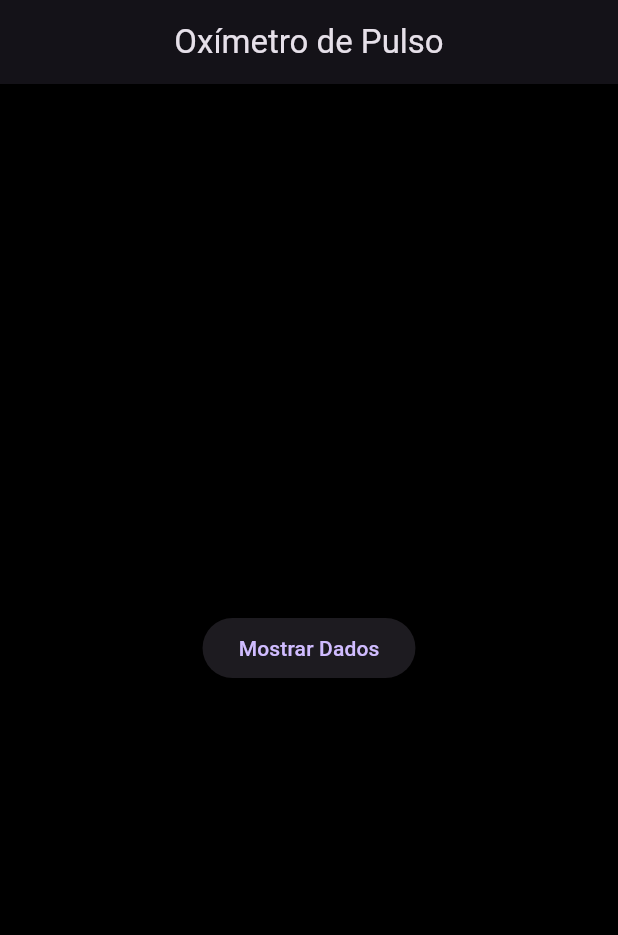
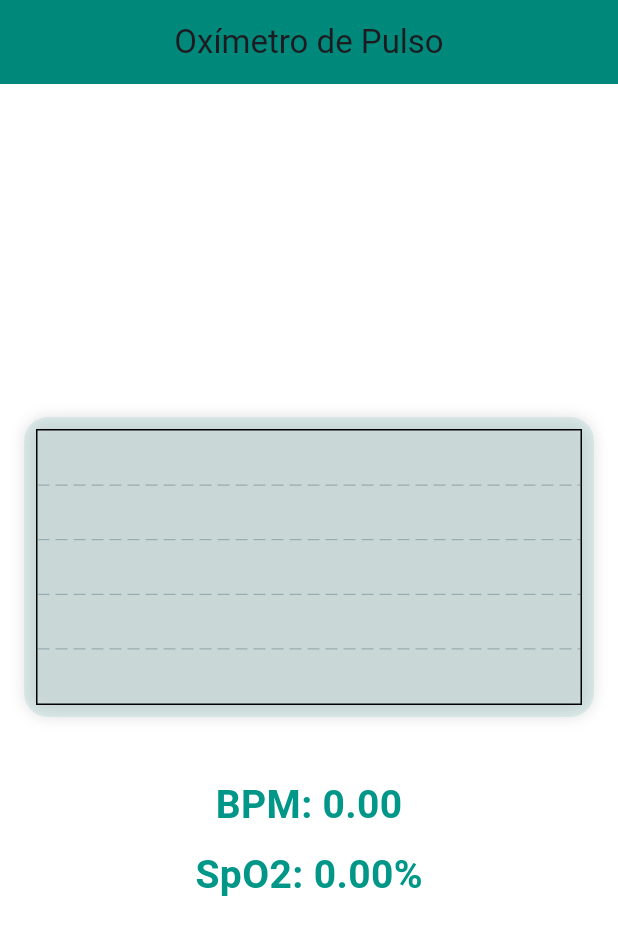
Before and after one commit to Martins-Lucaas/IB2-project, a Flutter app: the screen it shows after launch, on a phone screen of 412 x 824 dp. Shown: the top 935 px of the screen. Run offline on Flutter 3.47's test engine with Material 3 defaults, Android fonts, the phone set to English and light mode, and no system bars; drawn by our look-alikes of fl_chart; network calls fail.

Commit message:
trab para apresentação

```diff
--- a/Trabalhos/Trabalho 4/oxi_app/oxi_app/lib/main.dart
+++ b/Trabalhos/Trabalho 4/oxi_app/oxi_app/lib/main.dart
@@ -1,4 +1,5 @@
 import 'dart:async';
+import 'dart:math';
 import 'package:flutter/material.dart';
 import 'package:http/http.dart' as http;
 import 'package:provider/provider.dart';
@@ -18,9 +19,13 @@ class MyApp extends StatelessWidget {
       child: MaterialApp(
         debugShowCheckedModeBanner: false,
         title: 'Oxímetro de Pulso',
-        theme: ThemeData.dark().copyWith(
+        theme: ThemeData(
+          brightness: Brightness.light,
           primaryColor: Colors.teal,
-          scaffoldBackgroundColor: Colors.black,
+          scaffoldBackgroundColor: Colors.white,
+          textTheme: const TextTheme(
+            bodyMedium: TextStyle(fontSize: 16.0, fontFamily: 'Roboto'),
+          ),
         ),
         home: const HomeScreen(),
       ),
@@ -29,30 +34,28 @@ class MyApp extends StatelessWidget {
 }
 
 class DataAcquisitionState extends ChangeNotifier {
-  String ipAddress = '192.168.3.16'; // IP do ESP32
-  List<double> irValues = [];
-  List<double> redValues = [];
-  List<double> timestamps = [];
-  double spo2 = 0.0; // Valor de SpO2 que será atualizado a cada 10 segundos
+  String ipAddress = '192.168.206.129'; // IP do ESP32
+  List<double> irValues = []; // Sinal IR
+  List<double> redValues = []; // Sinal Red
+  List<double> timestamps = []; // Armazenar os timestamps
   final int maxDataPoints = 100; // Limite de 100 pontos
-  // ignore: unused_field
-  Timer? _dataTimer; // Timer para controlar a coleta de dados
-  // ignore: unused_field
-  Timer? _spo2Timer; // Timer para atualizar o SpO2 a cada 10 segundos
+  double currentBPM = 0; // Armazenar o valor atual de BPM
+  double currentSpO2 = 0; // Armazenar o valor atual de SpO2
+  bool sensorWarning = false; // Indica se o sensor está com problema
 
   DataAcquisitionState() {
     fetchData();
-    _startSpo2Timer();
+    calculatePeriodicBPMAndSpO2(); // Iniciar o cálculo periódico de BPM e SpO2
   }
 
-  // Função para buscar dados continuamente
-  void fetchData() {
-    _dataTimer = Timer.periodic(const Duration(milliseconds: 50), (timer) async {
+  Future<void> fetchData() async {
+    Timer.periodic(const Duration(milliseconds: 50), (timer) async {
       try {
         final response = await http.get(Uri.parse('http://$ipAddress/dados'));
         if (response.statusCode == 200) {
           final data = response.body.split(',');
 
+          // Parse dos valores IR e Red
           double irValue = double.parse(data[0].split(':')[1]);
           double redValue = double.parse(data[1].split(':')[1]);
           double timestamp = DateTime.now().millisecondsSinceEpoch / 1000;
@@ -60,6 +63,13 @@ class DataAcquisitionState extends ChangeNotifier {
           irValues.add(irValue);
           redValues.add(redValue);
           timestamps.add(timestamp);
+
+          // Verificar se os valores estão abaixo de 40.000
+          if (irValue < 40000 || redValue < 40000) {
+            sensorWarning = true; // Ativar o aviso de sensor
+          } else {
+            sensorWarning = false; // Desativar o aviso se os valores forem normais
+          }
 
           // Remover os dados antigos quando o limite de pontos for ultrapassado
           if (irValues.length > maxDataPoints) {
@@ -70,95 +80,93 @@ class DataAcquisitionState extends ChangeNotifier {
 
           notifyListeners();
         } else {
+          print('Erro na resposta HTTP: ${response.statusCode}');
         }
-      // ignore: empty_catches
       } catch (e) {
+        print('Erro ao fazer requisição HTTP: $e');
       }
     });
   }
 
-  // Timer para calcular SpO2 a cada 10 segundos
-  void _startSpo2Timer() {
-    _spo2Timer = Timer.periodic(const Duration(seconds: 10), (timer) {
-      spo2 = calculateSpO2();
-      notifyListeners(); // Atualizar o estado para refletir a mudança do SpO2
+  // Função para calcular o BPM e SpO2 a cada 10 segundos
+  void calculatePeriodicBPMAndSpO2() {
+    Timer.periodic(const Duration(seconds: 5), (timer) {
+      if (irValues.isNotEmpty && redValues.isNotEmpty) {
+        currentBPM = calculateBPM();
+        currentSpO2 = calculateSpO2();
+        notifyListeners(); // Atualizar os valores exibidos na interface
+      }
     });
   }
 
-  // Função para calcular SpO2
+  // Função para calcular o BPM com base nos picos do sinal IR
+  double calculateBPM() {
+    if (timestamps.length < 2) return 0;
+
+    // Detectar picos no sinal IR para identificar batimentos
+    List<int> peakIndices = [];
+    for (int i = 1; i < irValues.length - 1; i++) {
+      if (irValues[i] > irValues[i - 1] &&
+          irValues[i] > irValues[i + 1] &&
+          irValues[i] > 40000) {
+        peakIndices.add(i);
+      }
+    }
+
+    // Calcular BPM com base nos intervalos de tempo entre os picos
+    if (peakIndices.length >= 2) {
+      List<double> intervals = [];
+      for (int i = 1; i < peakIndices.length; i++) {
+        double interval = timestamps[peakIndices[i]] - timestamps[peakIndices[i - 1]];
+        intervals.add(interval);
+      }
+
+      double averageInterval = intervals.reduce((a, b) => a + b) / intervals.length;
+      double bpm = 60 / averageInterval; // Converter intervalo para BPM
+      return bpm;
+    } else {
+      return 0; // Não há batimentos suficientes para calcular BPM
+    }
+  }
+
+  // Função para calcular o SpO2
   double calculateSpO2() {
     if (irValues.isEmpty || redValues.isEmpty) return 0;
 
-    // Calculando valores AC e DC para IR e RED
-    double acRed = redValues.reduce((a, b) => (b - a).abs()) / redValues.length;
-    double dcRed = redValues.reduce((a, b) => a + b) / redValues.length;
+    // Calcular a razão R = (AC_red/DC_red) / (AC_ir/DC_ir)
+    double irAC = irValues.reduce((a, b) => max(a - irValues[0], b - irValues[0]));
+    double irDC = irValues.reduce((a, b) => a + b) / irValues.length;
 
-    double acIr = irValues.reduce((a, b) => (b - a).abs()) / irValues.length;
-    double dcIr = irValues.reduce((a, b) => a + b) / irValues.length;
+    double redAC = redValues.reduce((a, b) => max(a - redValues[0], b - redValues[0]));
+    double redDC = redValues.reduce((a, b) => a + b) / redValues.length;
 
-    // Razão R
-    double ratio = (acRed / dcRed) / (acIr / dcIr);
+    if (irDC == 0 || redDC == 0) return 0;
 
-    // Estimar SpO2
-    double spo2 = 110 - 25 * ratio;
-    return spo2.clamp(0, 100); // Limitar SpO2 entre 0 e 100%
+    double R = (redAC / redDC) / (irAC / irDC);
+
+    // Fórmula aproximada para calcular SpO2 a partir de R
+    double spO2 = 110 - 25 * R;
+
+    // Ajuste: Limitar o SpO2 entre 95% e 100%
+    return spO2.clamp(95, 100); // Modificação aqui para garantir valores entre 95 e 100
   }
 
-  // Função para calcular BPM
-  double calculateBPM() {
-    if (timestamps.length < 2 || irValues.isEmpty) return 0;
+  // Normalizar os valores do sinal entre 0 e 100 para o gráfico
+  List<double> normalizeValues(List<double> values) {
+    if (values.isEmpty) return [];
 
-    // Detectar picos no sinal IR
-    List<int> peakIndexes = _detectPeaksAndValleys(irValues);
+    double minValue = values.reduce((a, b) => a < b ? a : b);
+    double maxValue = values.reduce((a, b) => a > b ? a : b);
 
-    if (peakIndexes.length < 2) return 0;
+    if (maxValue == minValue) return List<double>.filled(values.length, 50.0);
 
-    // Calcular o intervalo de tempo entre picos consecutivos
-    List<double> peakIntervals = [];
-    for (int i = 1; i < peakIndexes.length; i++) {
-      peakIntervals.add(timestamps[peakIndexes[i]] - timestamps[peakIndexes[i -1]]);
-    }
-
-    // Média dos intervalos entre picos
-    double avgPeakInterval = peakIntervals.reduce((a, b) => a + b) / peakIntervals.length;
-
-    // Calcular BPM
-    double bpm = 80 / avgPeakInterval; // Convertendo para BPM
-    return bpm;
+    return values.map((value) {
+      return 100 * (value - minValue) / (maxValue - minValue);
+    }).toList();
   }
 
-  // Função para detectar picos e vales
-  List<int> _detectPeaksAndValleys(List<double> data) {
-    List<int> peakIndexes = [];
-    bool isRising = false;
-
-    for (int i = 1; i < data.length - 1; i++) {
-      // Detectar um vale (mínimo local)
-      if (data[i] < data[i - 1] && data[i] < data[i + 1]) {
-        isRising = true;  // Após um vale, esperamos que o sinal suba
-      }
-
-      // Detectar um pico (máximo local), que só é considerado após um vale
-      if (isRising && data[i] > data[i - 1] && data[i] > data[i + 1]) {
-        peakIndexes.add(i);
-        isRising = false;  // Após o pico, aguardamos novamente por um vale
-      }
-    }
-
-    return peakIndexes;
-  }
-
-  // Função para calcular o valor mínimo dos dois sinais
-  double getMinY() {
-    if (irValues.isEmpty || redValues.isEmpty) return 0;
-    return (irValues + redValues).reduce((a, b) => a < b ? a : b);
-  }
-
-  // Função para calcular o valor máximo dos dois sinais
-  double getMaxY() {
-    if (irValues.isEmpty || redValues.isEmpty) return 0;
-    return (irValues + redValues).reduce((a, b) => a > b ? a : b);
-  }
+  List<double> get normalizedIrValues => normalizeValues(irValues);
+  List<double> get normalizedRedValues => normalizeValues(redValues);
 }
 
 class HomeScreen extends StatefulWidget {
@@ -169,107 +177,120 @@ class HomeScreen extends StatefulWidget {
 }
 
 class _HomeScreenState extends State<HomeScreen> {
-  bool _showData = false;
-
   @override
   Widget build(BuildContext context) {
     final dataState = Provider.of<DataAcquisitionState>(context);
 
-    double spo2 = dataState.spo2; // Valor de SpO2 atualizado a cada 10 segundos
-    double bpm = dataState.calculateBPM();
-
-    // Determinar a cor do SpO₂ com base no valor
-    Color spo2Color;
-    if (spo2 >= 95) {
-      spo2Color = Colors.green; // Bom nível de SpO₂
-    } else {
-      spo2Color = Colors.red; // Nível de SpO₂ baixo
-    }
-
     return Scaffold(
       appBar: AppBar(
         title: const Text('Oxímetro de Pulso'),
+        backgroundColor: Colors.teal[600],
         centerTitle: true,
       ),
-      body: Center(
+      body: Padding(
+        padding: const EdgeInsets.all(16.0),
         child: Column(
           mainAxisAlignment: MainAxisAlignment.center,
           children: [
-            ElevatedButton(
-              onPressed: () {
-                setState(() {
-                  _showData = !_showData;
-                });
-              },
-              child: Text(_showData ? 'Esconder Dados' : 'Mostrar Dados'),
-            ),
-            const SizedBox(height: 16),
-            if (_showData)
-              Column(
-                children: [
-                  const SizedBox(height: 16),
-                  // Exibir SpO₂ com cor indicativa
-                  Text(
-                    'SpO₂: ${spo2.toStringAsFixed(2)}%',
-                    style: TextStyle(fontSize: 24, color: spo2Color),
+            Container(
+              decoration: BoxDecoration(
+                borderRadius: BorderRadius.circular(16),
+                color: Colors.teal.withOpacity(0.1),
+                boxShadow: [
+                  BoxShadow(
+                    color: Colors.black12,
+                    blurRadius: 8.0,
                   ),
-                  // Exibir BPM
-                  Text(
-                    'BPM: ${bpm.toStringAsFixed(2)}',
-                    style: const TextStyle(fontSize: 24, color: Colors.white),
-                  ),
-                  const SizedBox(height: 16),
-                  // Gráfico único para IR e Red
-                  const Text(
-                    'Sinais IR e Red',
-                    style: TextStyle(fontSize: 18, color: Colors.white),
-                  ),
-                  SizedBox(
-                    height: 300,
-                    child: LineChart(LineChartData(
-                      minY: dataState.getMinY(), // Amplitude mínima dinâmica
-                      maxY: dataState.getMaxY(), // Amplitude máxima dinâmica
-                      lineBarsData: [
-                        // Linha para o sinal de Infravermelho (IR)
-                        LineChartBarData(
-                          spots: List.generate(dataState.irValues.length,
-                              (index) => FlSpot(dataState.timestamps[index], dataState.irValues[index])),
-                          isCurved: true,
-                          color: Colors.red,
-                          barWidth: 2,
-                          belowBarData: BarAreaData(show: false),
-                          dotData: const FlDotData(show: false), // Desabilitar pontos no gráfico
-                        ),
-                        // Linha para o sinal Vermelho (Red)
-                        LineChartBarData(
-                          spots: List.generate(dataState.redValues.length,
-                              (index) => FlSpot(dataState.timestamps[index], dataState.redValues[index])),
-                          isCurved: true,
-                          color: Colors.blue,
-                          barWidth: 2,
-                          belowBarData: BarAreaData(show: false),
-                          dotData: const FlDotData(show: false), // Desabilitar pontos no gráfico
-                        ),
-                      ],
+                ],
+              ),
+              child: SizedBox(
+                height: 200,
+                child: Padding(
+                  padding: const EdgeInsets.all(8.0),
+                  child: LineChart(
+                    LineChartData(
+                      minY: 0,  // Limitar o valor mínimo do eixo Y a 0
+                      maxY: 100,  // Limitar o valor máximo do eixo Y a 100
                       titlesData: const FlTitlesData(
                         show: true,
                         bottomTitles: AxisTitles(
-                          sideTitles: SideTitles(showTitles: false),
+                          sideTitles: SideTitles(showTitles: false), // Remover completamente as legendas do eixo X
                         ),
                         leftTitles: AxisTitles(
-                          sideTitles: SideTitles(showTitles: false),
+                        ),
+                        topTitles: AxisTitles(
+                          sideTitles: SideTitles(showTitles: false), // Remover qualquer título superior
                         ),
                         rightTitles: AxisTitles(
-                          sideTitles: SideTitles(showTitles: false),
-                        ),
-                        topTitles: AxisTitles(
-                          sideTitles: SideTitles(showTitles: false),
                         ),
                       ),
-                    )),
+                      lineBarsData: [
+                        // Gráfico do sinal IR
+                        LineChartBarData(
+                          spots: List.generate(
+                            dataState.normalizedIrValues.length,
+                            (index) => FlSpot(
+                              dataState.timestamps[index],
+                              dataState.normalizedIrValues[index],
+                            ),
+                          ),
+                          isCurved: true,
+                          color: Colors.red, // Sinal IR em vermelho
+                          barWidth: 3,
+                          belowBarData: BarAreaData(show: false),
+                          dotData: FlDotData(show: false), // Desabilitar pontos no gráfico
+                        ),
+                        // Gráfico do sinal Red
+                        LineChartBarData(
+                          spots: List.generate(
+                            dataState.normalizedRedValues.length,
+                            (index) => FlSpot(
+                              dataState.timestamps[index],
+                              dataState.normalizedRedValues[index],
+                            ),
+                          ),
+                          isCurved: true,
+                          color: Colors.blue, // Sinal Red em azul
+                          barWidth: 3,
+                          belowBarData: BarAreaData(show: false),
+                          dotData: FlDotData(show: false), // Desabilitar pontos no gráfico
+                        ),
+                      ],
+                    ),
                   ),
-                ],
+                ),
               ),
+            ),
+            const SizedBox(height: 20),
+
+            // Exibir mensagem se o sensor não detectar o dedo
+            if (dataState.sensorWarning)
+              const Text(
+                'Por favor, coloque o dedo sobre o sensor.',
+                style: TextStyle(
+                  fontSize: 20,
+                  color: Colors.red,
+                  fontWeight: FontWeight.bold,
+                ),
+              ),
+            const SizedBox(height: 20),
+            Text(
+              'BPM: ${dataState.currentBPM.toStringAsFixed(2)}',
+              style: const TextStyle(
+                fontSize: 26,
+                fontWeight: FontWeight.bold,
+                color: Colors.teal,
+              ),
+            ),
+            const SizedBox(height: 10),
+            Text(
+              'SpO2: ${dataState.currentSpO2.toStringAsFixed(2)}%',
+              style: const TextStyle(
+                fontSize: 26,
+                fontWeight: FontWeight.bold,
+                color: Colors.teal,
+              ),
+            ),
           ],
         ),
       ),
```
Also changed, not shown: 7 other files.
